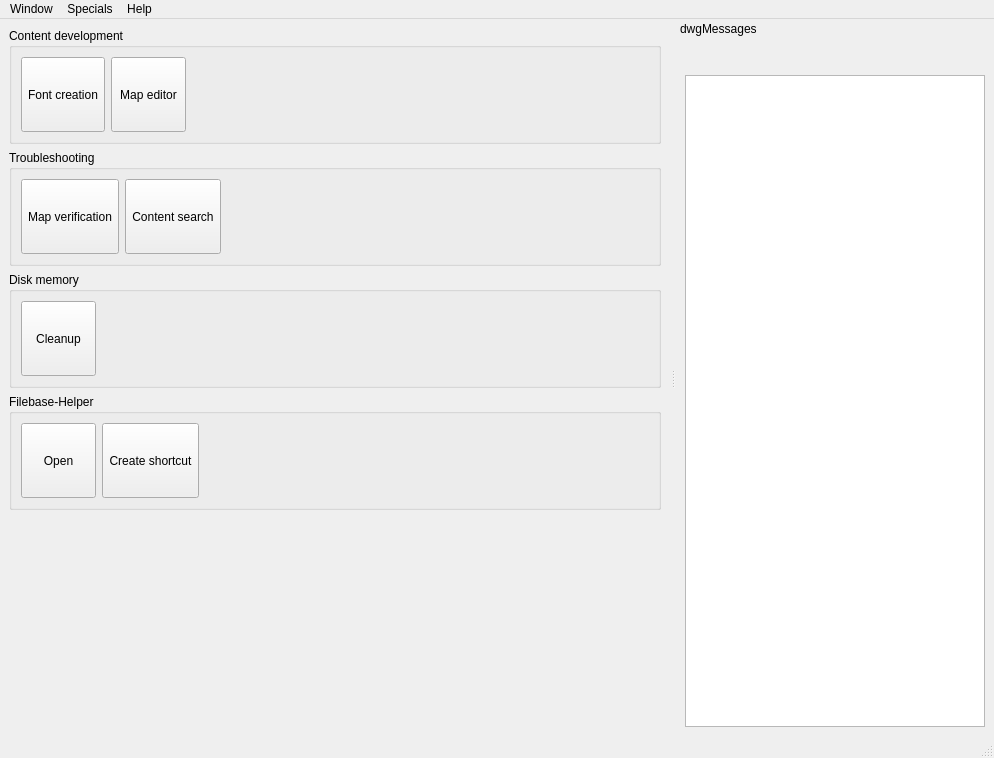
Qt form OTModules/OTGeneric/wstart.ui (pietr26/OMSI-Tools) before a commit.
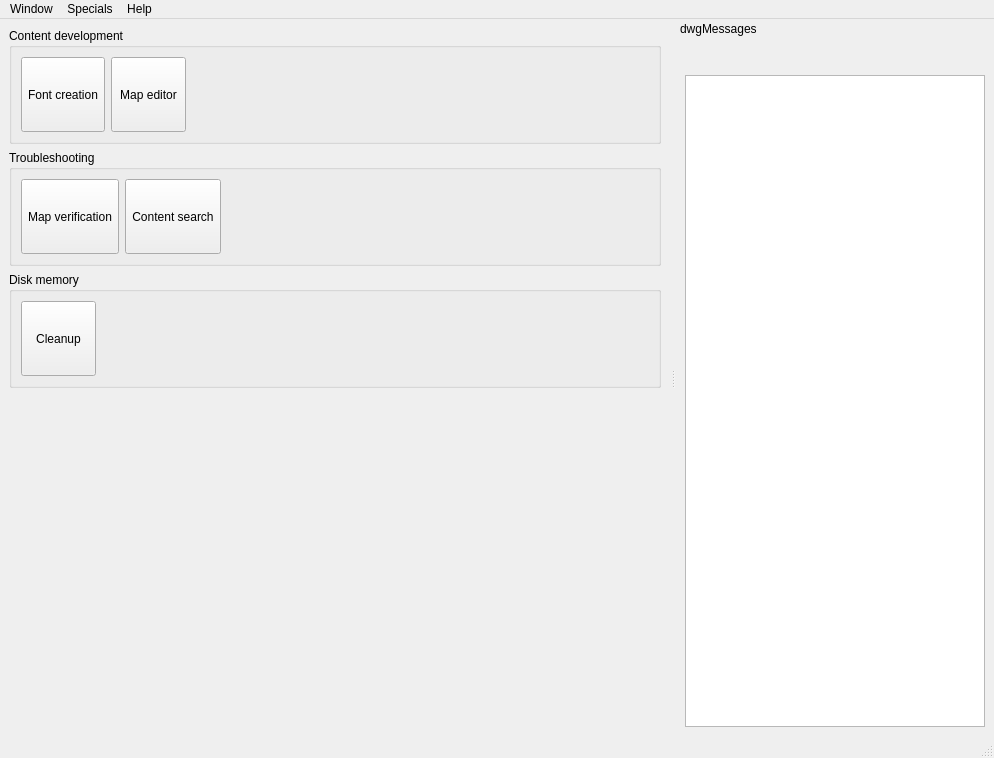
The same form after that commit. Icons and pictures are not drawn.

```diff
--- a/OTModules/OTGeneric/wstart.ui
+++ b/OTModules/OTGeneric/wstart.ui
@@ -341,122 +341,6 @@
       </layout>
      </widget>
     </item>
-    <item>
-     <widget class="QGroupBox" name="gbxFbh">
-      <property name="sizePolicy">
-       <sizepolicy hsizetype="Preferred" vsizetype="Preferred">
-        <horstretch>0</horstretch>
-        <verstretch>0</verstretch>
-       </sizepolicy>
-      </property>
-      <property name="title">
-       <string notr="true">Filebase-Helper</string>
-      </property>
-      <layout class="QHBoxLayout" name="horizontalLayout_5">
-       <item>
-        <widget class="QToolButton" name="tbnFbhOpen">
-         <property name="minimumSize">
-          <size>
-           <width>75</width>
-           <height>75</height>
-          </size>
-         </property>
-         <property name="baseSize">
-          <size>
-           <width>1</width>
-           <height>1</height>
-          </size>
-         </property>
-         <property name="autoFillBackground">
-          <bool>false</bool>
-         </property>
-         <property name="text">
-          <string>Open</string>
-         </property>
-         <property name="icon">
-          <iconset resource="../../ressources.qrc">
-           <normaloff>:/rec/data/icons/iconFbh.png</normaloff>:/rec/data/icons/iconFbh.png</iconset>
-         </property>
-         <property name="iconSize">
-          <size>
-           <width>25</width>
-           <height>25</height>
-          </size>
-         </property>
-         <property name="checkable">
-          <bool>false</bool>
-         </property>
-         <property name="popupMode">
-          <enum>QToolButton::DelayedPopup</enum>
-         </property>
-         <property name="toolButtonStyle">
-          <enum>Qt::ToolButtonTextUnderIcon</enum>
-         </property>
-         <property name="autoRaise">
-          <bool>false</bool>
-         </property>
-        </widget>
-       </item>
-       <item>
-        <widget class="QToolButton" name="tbnFbhCreateShortcut">
-         <property name="minimumSize">
-          <size>
-           <width>75</width>
-           <height>75</height>
-          </size>
-         </property>
-         <property name="baseSize">
-          <size>
-           <width>1</width>
-           <height>1</height>
-          </size>
-         </property>
-         <property name="autoFillBackground">
-          <bool>false</bool>
-         </property>
-         <property name="text">
-          <string>Create shortcut</string>
-         </property>
-         <property name="icon">
-          <iconset resource="../../ressources.qrc">
-           <normaloff>:/rec/data/icons/iconLink.svg</normaloff>:/rec/data/icons/iconLink.svg</iconset>
-         </property>
-         <property name="iconSize">
-          <size>
-           <width>25</width>
-           <height>25</height>
-          </size>
-         </property>
-         <property name="checkable">
-          <bool>false</bool>
-         </property>
-         <property name="popupMode">
-          <enum>QToolButton::DelayedPopup</enum>
-         </property>
-         <property name="toolButtonStyle">
-          <enum>Qt::ToolButtonTextUnderIcon</enum>
-         </property>
-         <property name="autoRaise">
-          <bool>false</bool>
-         </property>
-        </widget>
-       </item>
-       <item>
-        <spacer name="horizontalSpacer_5">
-         <property name="orientation">
-          <enum>Qt::Horizontal</enum>
-         </property>
-         <property name="sizeHint" stdset="0">
-          <size>
-           <width>40</width>
-           <height>20</height>
-          </size>
-         </property>
-        </spacer>
-       </item>
-      </layout>
-     </widget>
-    </item>
     <item>
      <spacer name="verticalSpacer_2">
       <property name="orientation">
```
Left out of the diff: 18 changed lines with no effect on the pictures.
